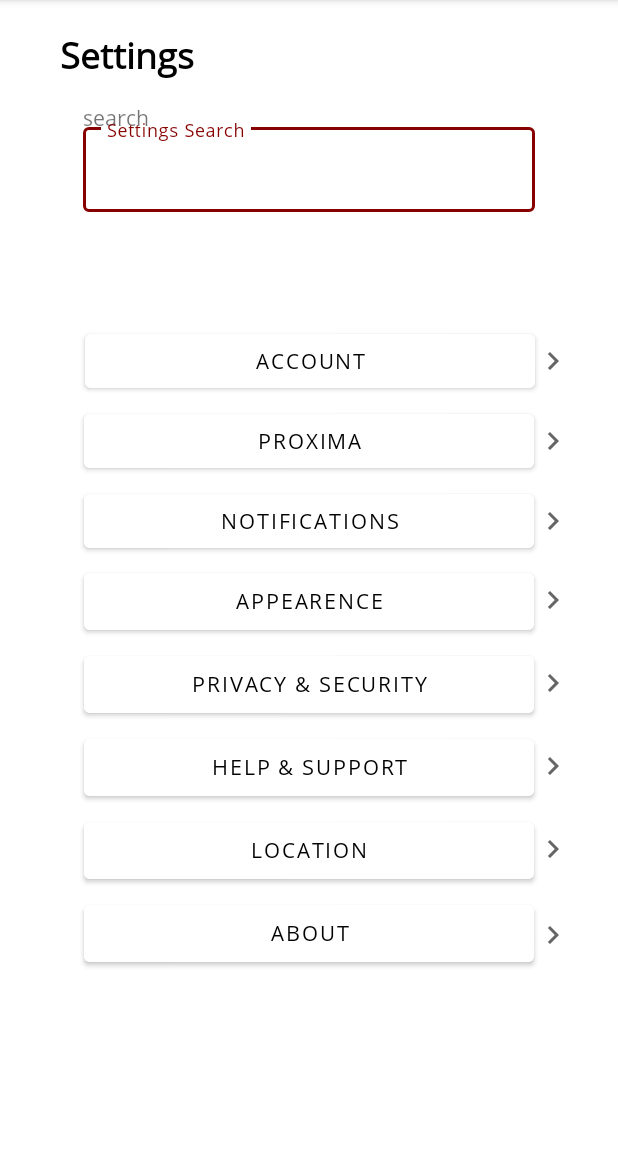
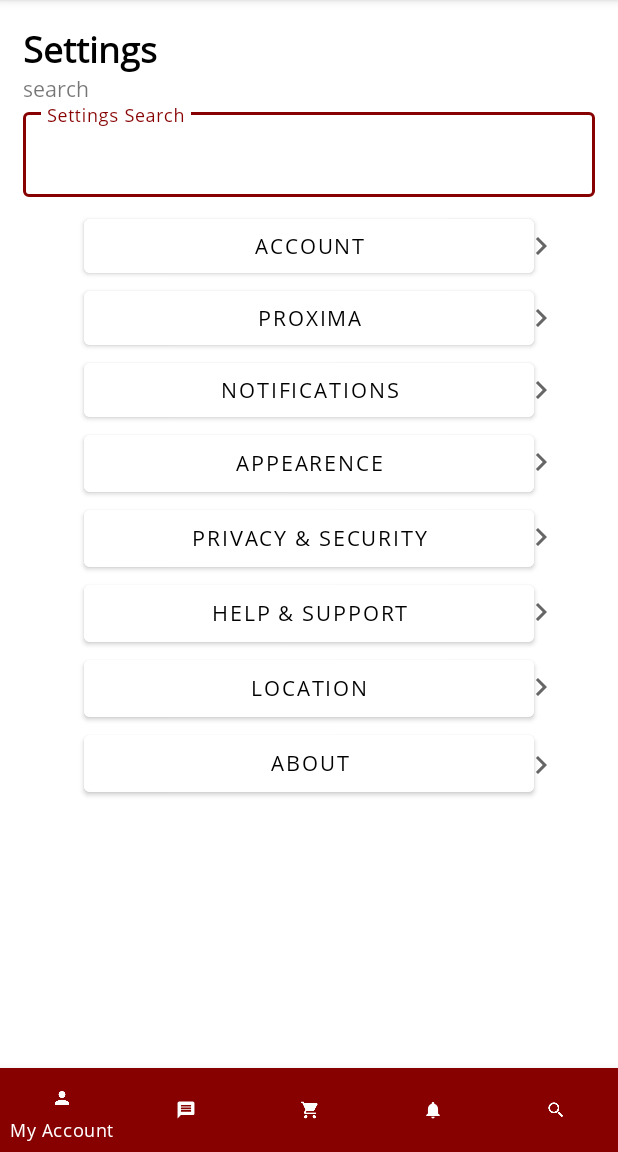
Before and after one commit to aaronSchanck/SepTech, an Android app: the SettingsActivity screen opened directly, with no data from a screen before it, on a phone screen of 412 x 824 dp, the part 84-1236 px from its top. Run offline under Robolectric (Android 15) with nearby library versions, the phone set to English and light mode, and no system bars.

Commit message:
Add Nav Bar to Home and Settings. Change constraints.
Added nav bar to the two pages. Had to change constraints for both XML to fix some viewing issues. Still some minor bugs.

```diff
--- a/app/src/main/res/layout/activity_settings.xml
+++ b/app/src/main/res/layout/activity_settings.xml
@@ -9,26 +9,26 @@
     <androidx.constraintlayout.widget.ConstraintLayout
         android:id="@+id/constraintLayout7"
         android:layout_width="match_parent"
-        android:layout_height="match_parent"
-        app:layout_constraintBottom_toBottomOf="parent"
+        android:layout_height="0dp"
+        android:paddingStart="5dp"
+        android:paddingEnd="5dp"
+        android:layout_marginStart="10dp"
+        android:layout_marginEnd="10dp"
+        app:layout_constraintTop_toTopOf="parent"
         app:layout_constraintEnd_toEndOf="parent"
         app:layout_constraintStart_toStartOf="parent"
-        app:layout_constraintTop_toTopOf="parent">
+        app:layout_constraintBottom_toTopOf="@+id/bottomNavigationView">
 
         <TextView
             android:id="@+id/SettingsHeaderText"
             android:layout_width="wrap_content"
             android:layout_height="wrap_content"
-            android:layout_marginStart="30dp"
             android:layout_marginTop="16dp"
-            android:layout_marginEnd="273dp"
             android:layout_marginBottom="11dp"
             android:text="@string/action_settings"
             android:textColor="#000000"
             android:textSize="24sp"
             android:textStyle="bold"
-            app:layout_constraintBottom_toTopOf="@+id/SettingsSearchLabel"
-            app:layout_constraintEnd_toEndOf="parent"
             app:layout_constraintStart_toStartOf="parent"
             app:layout_constraintTop_toTopOf="parent" />
 
@@ -36,25 +36,19 @@
             android:id="@+id/SettingsSearchLabel"
             android:layout_width="wrap_content"
             android:layout_height="wrap_content"
-            android:layout_marginBottom="124dp"
             android:text="@string/searchLabel"
-            app:layout_constraintBottom_toTopOf="@+id/accountBtn"
             app:layout_constraintStart_toStartOf="@+id/SettingsSearchBar"
             app:layout_constraintTop_toBottomOf="@+id/SettingsHeaderText" />
 
         <com.google.android.material.textfield.TextInputLayout
             android:id="@+id/SettingsSearchBar"
             style="@style/Widget.MaterialComponents.TextInputLayout.OutlinedBox"
-            android:layout_width="0dp"
-            android:layout_height="72dp"
-            android:layout_marginStart="55dp"
-            android:layout_marginTop="54dp"
-            android:layout_marginEnd="55dp"
+            android:layout_width="match_parent"
+            android:layout_height="65dp"
             android:layout_marginBottom="60dp"
-            app:layout_constraintBottom_toTopOf="@+id/accountBtn"
             app:layout_constraintEnd_toEndOf="parent"
             app:layout_constraintStart_toStartOf="parent"
-            app:layout_constraintTop_toTopOf="@+id/SettingsHeaderText">
+            app:layout_constraintTop_toBottomOf="@+id/SettingsSearchLabel">
 
             <com.google.android.material.textfield.TextInputEditText
                 android:layout_width="match_parent"
@@ -62,12 +56,22 @@
                 android:hint="@string/settings_search" />
         </com.google.android.material.textfield.TextInputLayout>
 
+        <androidx.constraintlayout.widget.ConstraintLayout
+            android:id="@+id/settingsButtons"
+            android:layout_width="match_parent"
+            android:layout_height="500dp"
+            app:layout_constraintTop_toBottomOf="@+id/SettingsSearchBar"
+            app:layout_constraintEnd_toEndOf="parent"
+            app:layout_constraintStart_toStartOf="parent"
+            app:layout_constraintBottom_toBottomOf="parent"
+            app:layout_constraintVertical_bias="0.0"
+            app:layout_constraintHorizontal_bias="0.0">
+
             <Button
                 android:id="@+id/accountBtn"
                 android:layout_width="300dp"
                 android:layout_height="48dp"
-            android:layout_marginStart="56dp"
-            android:layout_marginEnd="55dp"
+                android:layout_marginTop="20dp"
                 android:layout_weight="1"
                 android:backgroundTint="#FFFFFF"
                 android:text="@string/accountBtn"
@@ -76,7 +80,7 @@
                 app:layout_constraintBottom_toTopOf="@+id/proximaBtn"
                 app:layout_constraintEnd_toEndOf="parent"
                 app:layout_constraintStart_toStartOf="parent"
-            app:layout_constraintTop_toBottomOf="@+id/SettingsSearchBar"
+                app:layout_constraintTop_toTopOf="parent"
                 app:rippleColor="#FFFFFF"
                 app:strokeColor="#FFFFFF" />
 
@@ -84,8 +88,6 @@
                 android:id="@+id/notificationsBtn"
                 android:layout_width="300dp"
                 android:layout_height="wrap_content"
-            android:layout_marginStart="55dp"
-            android:layout_marginEnd="55dp"
                 android:layout_weight="1"
                 android:backgroundTint="#FFFFFF"
                 android:text="@string/notificationsBtn"
@@ -100,8 +102,6 @@
                 android:id="@+id/proximaBtn"
                 android:layout_width="300dp"
                 android:layout_height="wrap_content"
-            android:layout_marginStart="55dp"
-            android:layout_marginEnd="55dp"
                 android:layout_weight="1"
                 android:backgroundTint="#FFFFFF"
                 android:text="@string/proximaBtn"
@@ -116,8 +116,6 @@
                 android:id="@+id/appearenceBtn"
                 android:layout_width="300dp"
                 android:layout_height="50dp"
-            android:layout_marginStart="55dp"
-            android:layout_marginEnd="55dp"
                 android:layout_weight="1"
                 android:backgroundTint="#FFFFFF"
                 android:text="@string/appearenceBtn"
@@ -131,8 +129,6 @@
                 android:id="@+id/securityBtn"
                 android:layout_width="300dp"
                 android:layout_height="50dp"
-            android:layout_marginStart="55dp"
-            android:layout_marginEnd="55dp"
                 android:layout_weight="1"
                 android:backgroundTint="#FFFFFF"
                 android:text="@string/privacyBtn"
@@ -146,8 +142,6 @@
                 android:id="@+id/helpBtn"
                 android:layout_width="300dp"
                 android:layout_height="50dp"
-            android:layout_marginStart="55dp"
-            android:layout_marginEnd="55dp"
                 android:layout_weight="1"
                 android:backgroundTint="#FFFFFF"
                 android:text="@string/helpBtn"
@@ -161,8 +155,6 @@
                 android:id="@+id/locationBtn"
                 android:layout_width="300dp"
                 android:layout_height="50dp"
-            android:layout_marginStart="55dp"
-            android:layout_marginEnd="55dp"
                 android:layout_weight="1"
                 android:backgroundTint="#FFFFFF"
                 android:text="@string/locationBtn"
@@ -176,17 +168,15 @@
                 android:id="@+id/aboutBtn"
                 android:layout_width="300dp"
                 android:layout_height="50dp"
-            android:layout_marginStart="55dp"
-            android:layout_marginEnd="55dp"
                 android:layout_marginBottom="115dp"
                 android:layout_weight="1"
                 android:backgroundTint="#FFFFFF"
                 android:text="@string/aboutBtn"
                 android:textColor="#000000"
-            app:layout_constraintBottom_toBottomOf="parent"
                 app:layout_constraintEnd_toEndOf="parent"
                 app:layout_constraintStart_toStartOf="parent"
-            app:layout_constraintTop_toBottomOf="@+id/locationBtn" />
+                app:layout_constraintTop_toBottomOf="@+id/locationBtn"
+                app:layout_constraintBottom_toBottomOf="parent"/>
 
             <ImageView
                 android:id="@+id/account_arrow"
@@ -304,3 +294,18 @@
         </androidx.constraintlayout.widget.ConstraintLayout>
 
     </androidx.constraintlayout.widget.ConstraintLayout>
+
+    <com.google.android.material.bottomnavigation.BottomNavigationView
+        android:id="@+id/bottomNavigationView"
+        android:layout_width="match_parent"
+        android:layout_height="wrap_content"
+        app:itemBackground="@color/centauri_red"
+        app:itemIconTint="@color/white"
+        app:itemTextColor="@color/white"
+        app:layout_constraintBottom_toBottomOf="parent"
+        app:layout_constraintEnd_toEndOf="parent"
+        app:layout_constraintHorizontal_bias="0.5"
+        app:layout_constraintStart_toStartOf="parent"
+        app:menu="@menu/bottom_nav_menu" />
+
+</androidx.constraintlayout.widget.ConstraintLayout>
```
Also changed, not shown: app/src/main/res/layout/activity_home.xml (+40 -18 lines). Lines whose indentation alone changed are shown as unchanged.
